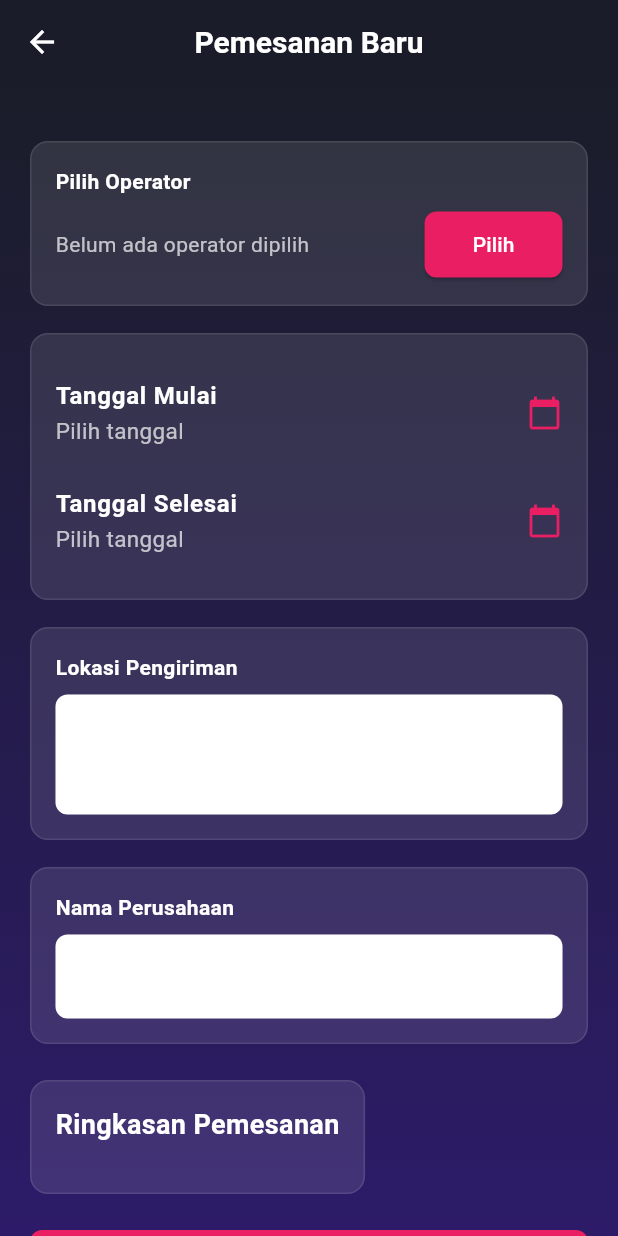
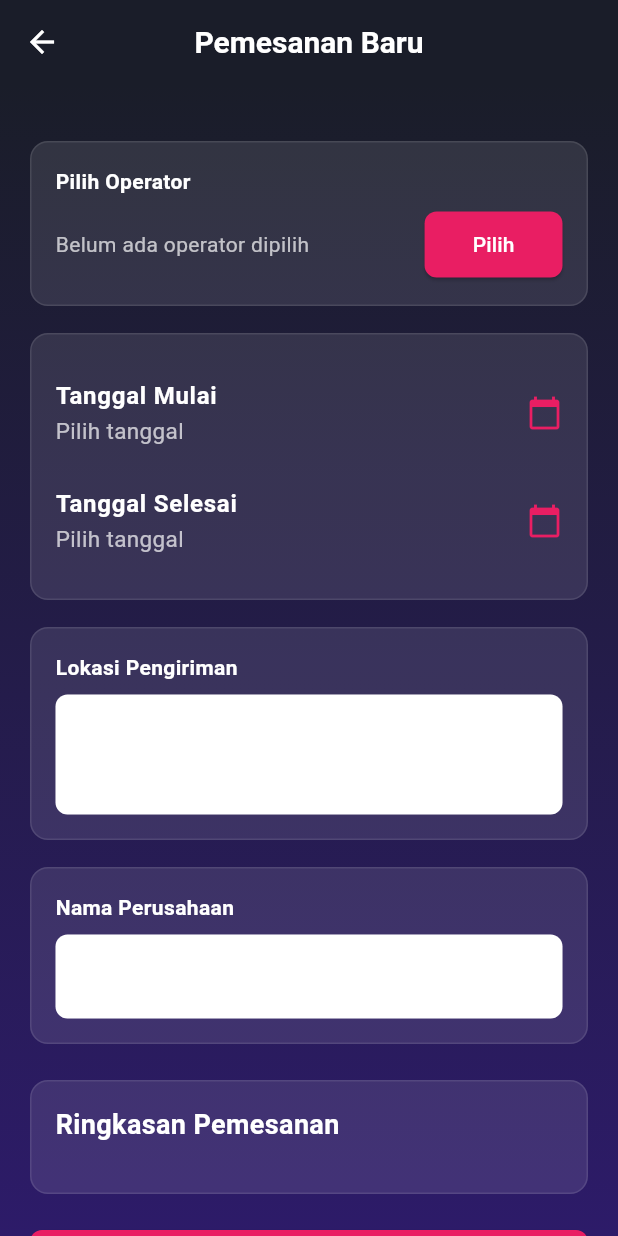
Before and after one commit to DAFAAHMADFAHRISI/Mobile-Forklift, a Flutter app: the NewOrder screen opened directly, on a phone screen of 412 x 824 dp. Run offline on Flutter 3.47's test engine with Material 3 defaults, Android fonts, the phone set to English and light mode, and no system bars; our stand-ins replace cached_network_image, cross_file, image_picker, shared_preferences, upgrader, webview_flutter; accounts and stored records are empty.

Commit message:
OrderPagesUpdate

```diff
--- a/lib/screens/user/new_order.dart
+++ b/lib/screens/user/new_order.dart
@@ -301,6 +301,7 @@ class _NewOrderState extends State<NewOrder> {
                 children: [
                   if (_selectedForklift != null)
                     Container(
+                      width: double.infinity,
                       decoration: BoxDecoration(
                         color: Colors.white.withOpacity(0.1),
                         borderRadius: BorderRadius.circular(12),
@@ -673,6 +674,7 @@ class _NewOrderState extends State<NewOrder> {
                   ),
                   const SizedBox(height: 24),
                   Container(
+                    width: double.infinity,
                     decoration: BoxDecoration(
                       color: Colors.white.withOpacity(0.1),
                       borderRadius: BorderRadius.circular(12),
```
